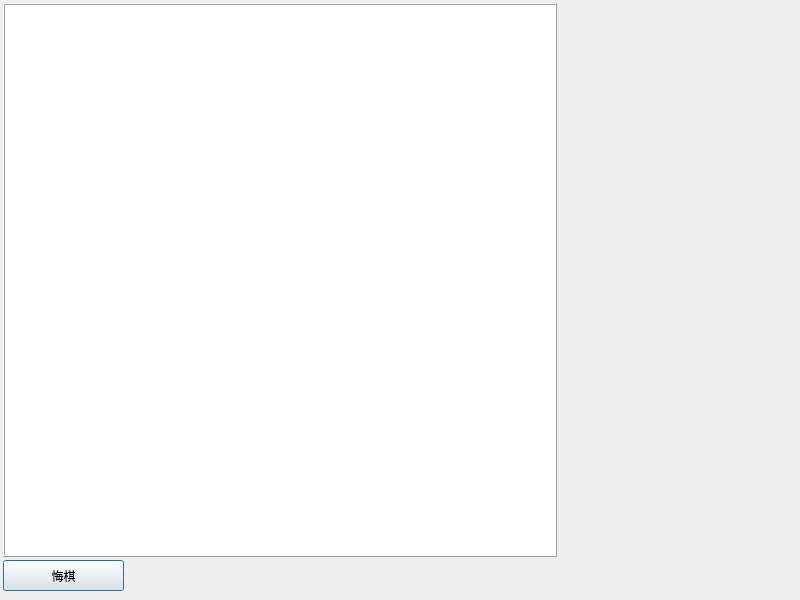
Before: the Qt Designer form qt/gameWindow.ui in 2668940140/nogo, drawn with Qt 5.
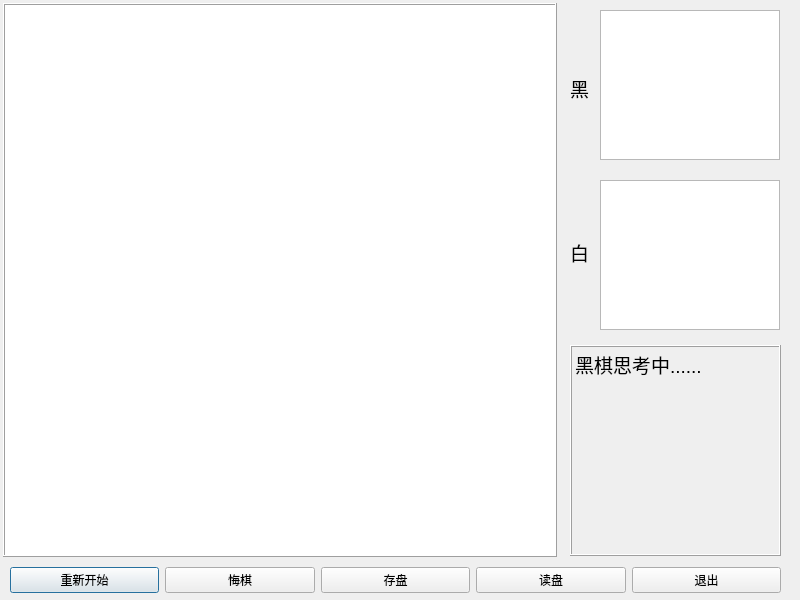
After: the same form once the commit is applied. Icons and pictures are not drawn.

```diff
--- a/qt/gameWindow.ui
+++ b/qt/gameWindow.ui
@@ -13,32 +13,10 @@
   <property name="windowTitle">
    <string>Dialog</string>
   </property>
-  <widget class="QPushButton" name="regretButton">
-   <property name="geometry">
-    <rect>
-     <x>3</x>
-     <y>560</y>
-     <width>121</width>
-     <height>31</height>
-    </rect>
-   </property>
-   <property name="text">
-    <string>悔棋</string>
-   </property>
-  </widget>
-  <widget class="QLabel" name="statusLabel">
-   <property name="geometry">
-    <rect>
-     <x>823</x>
-     <y>135</y>
-     <width>131</width>
-     <height>681</height>
-    </rect>
-   </property>
-   <property name="text">
-    <string>TextLabel</string>
-   </property>
-  </widget>
+  <property name="windowIcon">
+   <iconset>
+    <normaloff>resources/blackGrid.png</normaloff>resources/blackGrid.png</iconset>
+  </property>
   <widget class="QGraphicsView" name="gameGraphics">
    <property name="geometry">
     <rect>
@@ -83,6 +61,151 @@
      <height>550.000000000000000</height>
     </rectf>
    </property>
+   <property name="viewportUpdateMode">
+    <enum>QGraphicsView::NoViewportUpdate</enum>
+   </property>
+  </widget>
+  <widget class="QLabel" name="statusLabel_2">
+   <property name="geometry">
+    <rect>
+     <x>570</x>
+     <y>345</y>
+     <width>211</width>
+     <height>211</height>
+    </rect>
+   </property>
+   <property name="frameShape">
+    <enum>QFrame::Box</enum>
+   </property>
+   <property name="frameShadow">
+    <enum>QFrame::Raised</enum>
+   </property>
+   <property name="text">
+    <string>&lt;html&gt;&lt;head/&gt;&lt;body&gt;&lt;p&gt;&lt;span style=&quot; font-size:14pt;&quot;&gt;黑棋思考中......&lt;/span&gt;&lt;/p&gt;&lt;/body&gt;&lt;/html&gt;</string>
+   </property>
+   <property name="textFormat">
+    <enum>Qt::RichText</enum>
+   </property>
+   <property name="alignment">
+    <set>Qt::AlignLeading|Qt::AlignLeft|Qt::AlignTop</set>
+   </property>
+  </widget>
+  <widget class="QListWidget" name="blackList">
+   <property name="geometry">
+    <rect>
+     <x>600</x>
+     <y>10</y>
+     <width>180</width>
+     <height>150</height>
+    </rect>
+   </property>
+   <property name="sizePolicy">
+    <sizepolicy hsizetype="Expanding" vsizetype="Expanding">
+     <horstretch>0</horstretch>
+     <verstretch>0</verstretch>
+    </sizepolicy>
+   </property>
+   <property name="verticalScrollBarPolicy">
+    <enum>Qt::ScrollBarAlwaysOff</enum>
+   </property>
+   <property name="horizontalScrollBarPolicy">
+    <enum>Qt::ScrollBarAlwaysOff</enum>
+   </property>
+   <property name="selectionMode">
+    <enum>QAbstractItemView::SingleSelection</enum>
+   </property>
+   <property name="textElideMode">
+    <enum>Qt::ElideMiddle</enum>
+   </property>
+  </widget>
+  <widget class="QListWidget" name="whiteList">
+   <property name="geometry">
+    <rect>
+     <x>600</x>
+     <y>180</y>
+     <width>180</width>
+     <height>150</height>
+    </rect>
+   </property>
+   <property name="verticalScrollBarPolicy">
+    <enum>Qt::ScrollBarAlwaysOff</enum>
+   </property>
+   <property name="horizontalScrollBarPolicy">
+    <enum>Qt::ScrollBarAlwaysOff</enum>
+   </property>
+  </widget>
+  <widget class="QWidget" name="layoutWidget">
+   <property name="geometry">
+    <rect>
+     <x>570</x>
+     <y>10</y>
+     <width>21</width>
+     <height>321</height>
+    </rect>
+   </property>
+   <layout class="QVBoxLayout" name="verticalLayout">
+    <item>
+     <widget class="QLabel" name="label">
+      <property name="text">
+       <string>&lt;html&gt;&lt;head/&gt;&lt;body&gt;&lt;p&gt;&lt;span style=&quot; font-size:14pt;&quot;&gt;黑&lt;/span&gt;&lt;/p&gt;&lt;/body&gt;&lt;/html&gt;</string>
+      </property>
+     </widget>
+    </item>
+    <item>
+     <widget class="QLabel" name="label_2">
+      <property name="text">
+       <string>&lt;html&gt;&lt;head/&gt;&lt;body&gt;&lt;p&gt;&lt;span style=&quot; font-size:14pt;&quot;&gt;白&lt;/span&gt;&lt;/p&gt;&lt;/body&gt;&lt;/html&gt;</string>
+      </property>
+     </widget>
+    </item>
+   </layout>
+  </widget>
+  <widget class="QWidget" name="layoutWidget">
+   <property name="geometry">
+    <rect>
+     <x>10</x>
+     <y>560</y>
+     <width>771</width>
+     <height>41</height>
+    </rect>
+   </property>
+   <layout class="QHBoxLayout" name="horizontalLayout">
+    <item>
+     <widget class="QPushButton" name="newGame">
+      <property name="text">
+       <string>重新开始</string>
+      </property>
+     </widget>
+    </item>
+    <item>
+     <widget class="QPushButton" name="regretButton">
+      <property name="text">
+       <string>悔棋</string>
+      </property>
+     </widget>
+    </item>
+    <item>
+     <widget class="QPushButton" name="save">
+      <property name="text">
+       <string>存盘</string>
+      </property>
+     </widget>
+    </item>
+    <item>
+     <widget class="QPushButton" name="read">
+      <property name="text">
+       <string>读盘</string>
+      </property>
+     </widget>
+    </item>
+    <item>
+     <widget class="QPushButton" name="pushButton_3">
+      <property name="text">
+       <string>退出</string>
+      </property>
+     </widget>
+    </item>
+   </layout>
   </widget>
  </widget>
  <resources/>
```
Left out of the diff: 21 changed lines with no effect on the pictures.
